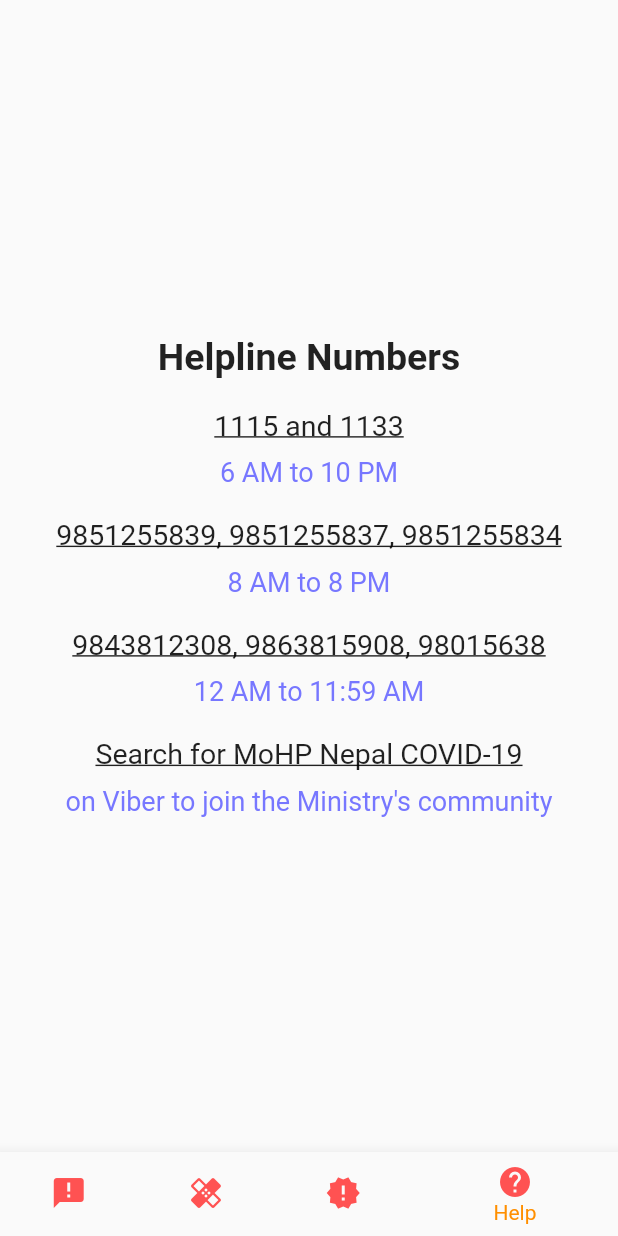
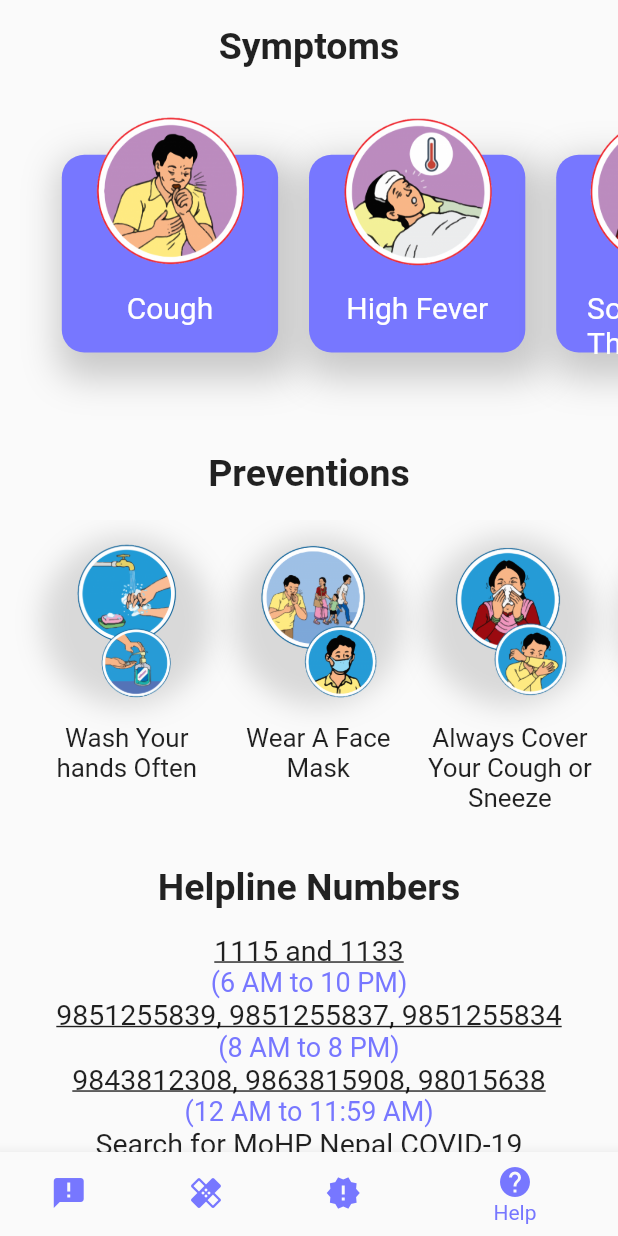
Before and after one commit to rikeshkarma/COVID_Update, a Flutter app: the screen it shows after launch, item 4 of the bottom bar chosen, on a phone screen of 412 x 824 dp. Run offline on Flutter 3.47's test engine with Material 2 defaults, Android fonts, the phone set to English and light mode, and no system bars; Roboto replaces fonts that are missing (ProductSans).

Commit message:
help section lagbhag complete bhako cha guys and added assets

```diff
--- a/lib/help.dart
+++ b/lib/help.dart
@@ -6,38 +6,93 @@ class Help extends StatefulWidget {
 }
 
 class _HelpState extends State<Help> {
-//  List<Symptoms> symptoms = [
-//    Symptoms(),
-//    Symptoms(),
-//    Symptoms(),
-//  ];
-//
-//  List<Preventions> preventions = [
-//    Preventions(),
-//    Preventions(),
-//    Preventions(),
-//  ];
+  List<Symptoms> symptoms = [
+    Symptoms(
+        image: Image.asset('assets/images/symptoms/cough.png'), text: 'Cough'),
+    Symptoms(
+        image: Image.asset('assets/images/symptoms/fever.png'),
+        text: 'High Fever'),
+    Symptoms(
+        image: Image.asset('assets/images/symptoms/sore_throath.png'),
+        text: 'Sore Throat'),
+  ];
 
-  List<HelplineNumbers> helplineNumbers = [
-    HelplineNumbers(number: '1115 and 1133', time: '6 AM to 10 PM'),
-    HelplineNumbers(
+  List<Prevention> preventions = [
+    Prevention(
+        imageSource: 'assets/images/prevention/wash_hands.png',
+        text: 'Wash Your hands Often'),
+    Prevention(
+        imageSource: 'assets/images/prevention/use_masks.png',
+        text: 'Wear A Face Mask'),
+    Prevention(
+        imageSource: 'assets/images/prevention/cover_when_sneezing.png',
+        text: 'Always Cover Your Cough or Sneeze'),
+    Prevention(
+        imageSource: 'assets/images/prevention/avoid_contacts.png',
+        text: 'Avoid Contact With Sick People'),
+  ];
+
+  List<HelplineNumber> helplineNumbers = [
+    HelplineNumber(number: '1115 and 1133', time: '6 AM to 10 PM'),
+    HelplineNumber(
         number: '9851255839, 9851255837, 9851255834', time: '8 AM to 8 PM'),
-    HelplineNumbers(
+    HelplineNumber(
         number: '9843812308, 9863815908, 98015638', time: '12 AM to 11:59 AM'),
-    HelplineNumbers(
+    HelplineNumber(
         number: 'Search for MoHP Nepal COVID-19',
         time: "on Viber to join the Ministry's community"),
   ];
 
   @override
   Widget build(BuildContext context) {
+    double width = MediaQuery.of(context).size.width;
     return SafeArea(
       child: SingleChildScrollView(
         child: Container(
           child: Column(
             children: <Widget>[
+              buildTitle(title: 'Symptoms', width: width),
+              SizedBox(
+                height: width * 0.54,
+                child: ListView.builder(
+                  padding: EdgeInsets.only(left: width * 0.05),
+                  itemBuilder: (context, index) {
+                    return LayoutBuilder(builder: (context, constraints) {
+                      return ConstrainedBox(
+                        constraints: BoxConstraints(
+                            maxWidth: width * 0.4, maxHeight: width * 0.4),
+                        child: SymptomsCard(
+                          image: symptoms[index].image,
+                          text: symptoms[index].text,
+                        ),
+                      );
+                    });
+                  },
+                  itemCount: symptoms.length,
+                  scrollDirection: Axis.horizontal,
+                ),
+              ),
+              buildTitle(
+                title: 'Preventions',
+                width: width,
+              ),
+              Container(
+                height: width * 0.52,
+                child: ListView.builder(
+                  padding: EdgeInsets.only(left: width * 0.05),
+                  itemBuilder: (context, index) {
+                    return PreventionCard(
+                      imageSource: preventions[index].imageSource,
+                      text: preventions[index].text,
+                    );
+                  },
+                  itemCount: preventions.length,
+                  scrollDirection: Axis.horizontal,
+                ),
+              ),
               buildTitle(
                 title: 'Helpline Numbers',
+                width: width,
               ),
               Column(
                 children: List.generate(
@@ -45,9 +100,10 @@ class _HelpState extends State<Help> {
                   (index) => buildHelplineNumber(
                     time: helplineNumbers[index].time,
                     number: helplineNumbers[index].number,
+                    width: width,
                   ),
                 ),
-              )
+              ),
             ],
           ),
         ),
@@ -55,9 +111,9 @@ class _HelpState extends State<Help> {
     );
   }
 
-  Padding buildHelplineNumber({String number, String time}) {
+  Padding buildHelplineNumber({String number, String time, double width}) {
     return Padding(
-      padding: EdgeInsets.all(10),
+      padding: EdgeInsets.symmetric(horizontal: width * 0.05),
       child: Column(
         children: <Widget>[
           Text(
@@ -67,22 +123,24 @@ class _HelpState extends State<Help> {
               decoration: TextDecoration.underline,
             ),
           ),
-          SizedBox(height: 10),
+          SizedBox(width: width * 0.06),
           Text(
-            time,
+            '($time)',
             style: TextStyle(
               fontSize: 18,
-              color: Color(0xFF7777FF),
+              color: const Color(0xFF7777FF),
             ),
           ),
+          SizedBox(width: 100),
         ],
       ),
     );
   }
 
-  Padding buildTitle({String title}) {
+  Padding buildTitle({String title, double width}) {
     return Padding(
-      padding: EdgeInsets.all(10),
+      padding: EdgeInsets.symmetric(
+          vertical: width * 0.04, horizontal: width * 0.05),
       child: Text(
         title,
         textAlign: TextAlign.start,
@@ -95,9 +153,136 @@ class _HelpState extends State<Help> {
   }
 }
 
-class HelplineNumbers {
+class HelplineNumber {
+  String time;
   String number;
-  String time;
 
-  HelplineNumbers({this.number, this.time});
+  HelplineNumber({this.number, this.time});
 }
+
+class Symptoms {
+  Image image;
+  String text;
+
+  Symptoms({this.image, this.text});
+}
+
+class SymptomsCard extends StatelessWidget {
+  SymptomsCard({
+    this.image,
+    this.text,
+  });
+
+  Image image;
+  String text;
+
+  @override
+  Widget build(BuildContext context) {
+    double height = MediaQuery.of(context).size.height;
+    double width = MediaQuery.of(context).size.width;
+    return Stack(
+      children: <Widget>[
+        Positioned(
+          left: width * 0.05,
+          top: height * 0.05,
+          child: Container(
+            height: height * 0.16,
+            width: width * 0.35,
+            decoration: ShapeDecoration(
+              shape: RoundedRectangleBorder(
+                  borderRadius: BorderRadius.circular(15)),
+              color: const Color(0xFF7777FF),
+              shadows: [
+                BoxShadow(
+                  color: const Color(0x33000000),
+                  offset: Offset(5, 10),
+                  blurRadius: 20,
+                  spreadRadius: 7,
+                ),
+              ],
+            ),
+          ),
+        ),
+        Positioned(
+          left: width * 0.1,
+          right: width * 0.05,
+          child: Column(
+            children: <Widget>[
+              SizedBox(
+                child: image,
+                height: height * 0.16,
+              ),
+              Text(
+                text,
+                style: TextStyle(
+                  color: const Color(0xFFFFFFFF),
+                  fontFamily: 'ProductSans',
+                  fontSize: 20,
+                ),
+              ),
+            ],
+          ),
+        ),
+      ],
+    );
+  }
+}
+
+class Prevention {
+  String imageSource;
+  String text;
+
+  Prevention({this.imageSource, this.text});
+}
+
+class PreventionCard extends StatelessWidget {
+  const PreventionCard({this.imageSource, this.text});
+
+  final String imageSource;
+  final String text;
+
+  @override
+  Widget build(BuildContext context) {
+    double width = MediaQuery.of(context).size.width;
+    return Column(
+      children: <Widget>[
+        SizedBox(
+          height: width * 0.04,
+        ),
+        Container(
+          margin: EdgeInsets.symmetric(
+            horizontal: width * 0.03,
+          ),
+          width: width * 0.25,
+          height: width * 0.25,
+          decoration: ShapeDecoration(
+            shape: CircleBorder(),
+            shadows: [
+              BoxShadow(
+                color: const Color(0x22000000),
+                blurRadius: 15,
+                spreadRadius: 5,
+                // offset: Offset(5, 5),
+              ),
+            ],
+          ),
+          child: FittedBox(
+            child: Image.asset(imageSource),
+          ),
+        ),
+        Flexible(
+          child: Container(
+            width: width * 0.3,
+            padding: EdgeInsets.symmetric(vertical: 16),
+            child: Text(
+              text,
+              style:
+                  TextStyle(fontSize: width * 0.042, fontFamily: 'ProductSans'),
+              textAlign: TextAlign.center,
+            ),
+          ),
+        ),
+      ],
+    );
+  }
+}
--- a/lib/homepage.dart
+++ b/lib/homepage.dart
@@ -35,34 +35,34 @@ class _HomePageState extends State<HomePage> {
           BottomNavigationBarItem(
             icon: Icon(
               Icons.announcement,
-              color: Colors.redAccent,
+              color: Color(0xFF7777FF),
             ),
             title: Text('Stats'),
           ),
           BottomNavigationBarItem(
             icon: Icon(
               Icons.healing,
-              color: Colors.redAccent,
+              color: Color(0xFF7777FF),
             ),
             title: Text('Health'),
           ),
           BottomNavigationBarItem(
             icon: Icon(
               Icons.new_releases,
-              color: Colors.redAccent,
+              color: Color(0xFF7777FF),
             ),
             title: Text('News'),
           ),
           BottomNavigationBarItem(
             icon: Icon(
               Icons.help,
-              color: Colors.redAccent,
+              color: Color(0xFF7777FF),
             ),
             title: Text('Help'),
           ),
         ],
         currentIndex: _selectedIndex,
-        selectedItemColor: Colors.amber[800],
+        selectedItemColor: Color(0xFF7777FF),
         onTap: _onItemTapped,
       ),
     );
--- a/pubspec.yaml
+++ b/pubspec.yaml
@@ -45,9 +45,9 @@ flutter:
   uses-material-design: true
 
   # To add assets to your application, add an assets section, like this:
-  # assets:
-  #   - images/a_dot_burr.jpeg
-  #   - images/a_dot_ham.jpeg
+  assets:
+    - assets/images/prevention/
+    - assets/images/symptoms/
 
   # An image asset can refer to one or more resolution-specific "variants", see
   # https://flutter.dev/assets-and-images/#resolution-aware.
```
Also changed, not shown: assets/images/prevention/avoid_contacts.png (added), assets/images/prevention/cover_when_sneezing.png (added), assets/images/prevention/use_masks.png (added), assets/images/prevention/wash_hands.png (added), assets/images/symptoms/cough.png (added), assets/images/symptoms/fever.png (added), assets/images/symptoms/sore_throath.png (added).
